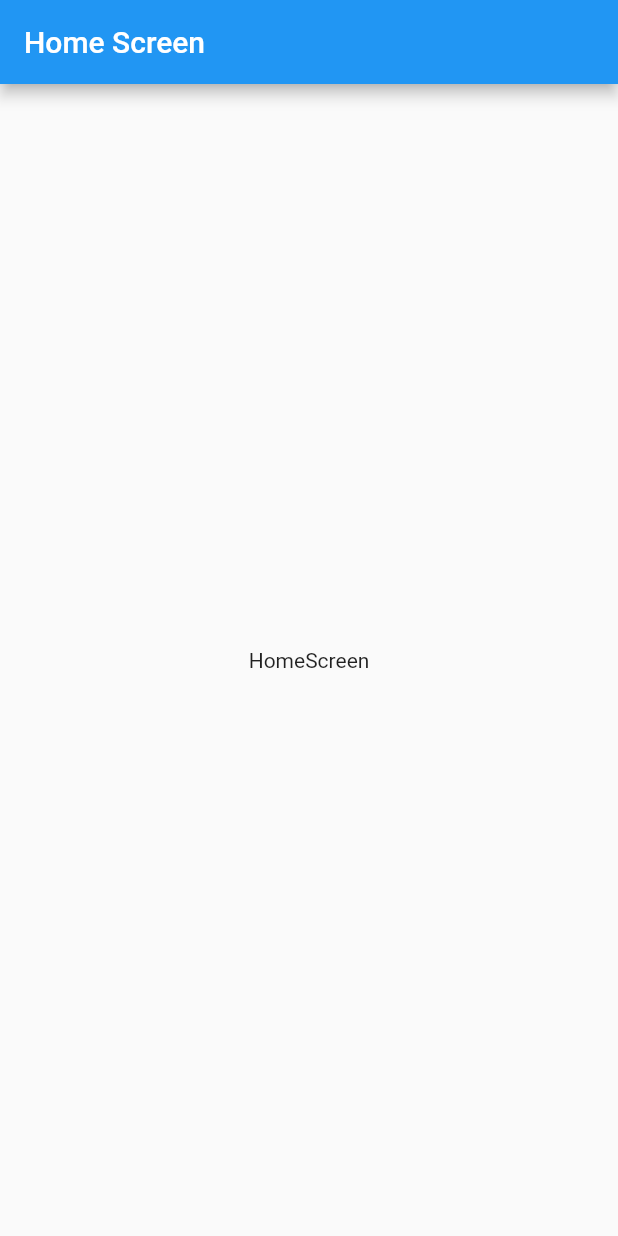
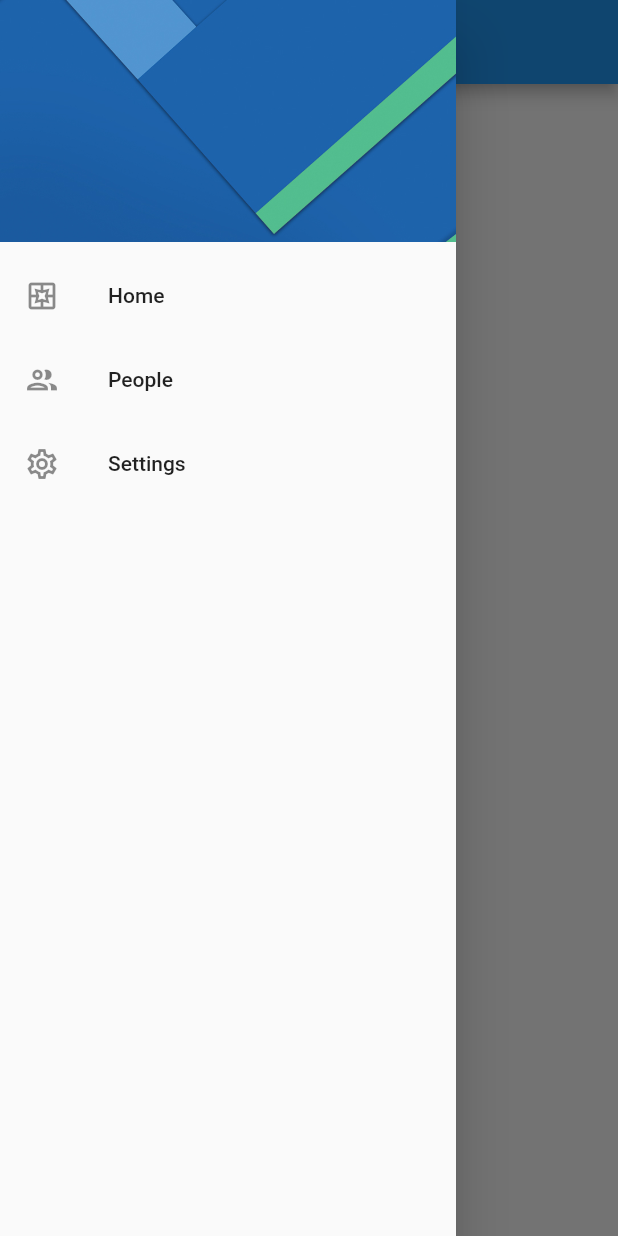
Before and after one commit to EdgarLS7/PreferenciasUsuario, a Flutter app: the screen it shows after launch, with the side drawer open (before the commit the screen has no drawer), on a phone screen of 412 x 824 dp. Run offline on Flutter 3.47's test engine with Material 2 defaults, Android fonts, the phone set to English and light mode, and no system bars.

Commit message:
Drawers Es el menu lateral

```diff
--- a/lib/screens/home_screen.dart
+++ b/lib/screens/home_screen.dart
@@ -1,5 +1,6 @@
 
 import 'package:flutter/material.dart';
+import 'package:preferencias_usuario/widgets/widgets.dart';
 
 class HomeScreen extends StatelessWidget {
 
@@ -13,6 +14,7 @@ class HomeScreen extends StatelessWidget {
       appBar: AppBar(
         title: const Text('Home Screen')
       ),
+      drawer: const MenuLateral(),
       body: const Center(
          child: Text('HomeScreen'),
       ),
--- a/lib/screens/settings_screen.dart
+++ b/lib/screens/settings_screen.dart
@@ -1,4 +1,5 @@
 import 'package:flutter/material.dart';
+import 'package:preferencias_usuario/widgets/widgets.dart';
 
 class SettingsScreen extends StatelessWidget {
 
@@ -12,6 +13,7 @@ class SettingsScreen extends StatelessWidget {
       appBar: AppBar (
         title: const Text('Setting Screen'),
       ),
+      drawer: const MenuLateral(),
       body: const Center(
          child: Text('SettingsScreen'),
       ),
--- /dev/null
+++ b/lib/widgets/menu_lateral.dart
@@ -0,0 +1,64 @@
+import 'package:flutter/material.dart';
+import 'package:preferencias_usuario/screens/screens.dart';
+
+class MenuLateral  extends StatelessWidget {
+  const MenuLateral ({Key? key}) : super(key: key);
+
+  @override
+  Widget build(BuildContext context) {
+    return Drawer(
+      child: ListView(
+        padding: EdgeInsets.zero,
+        children: [
+
+          const _DrawerHeader(),
+
+          ListTile(
+            leading: const Icon(Icons.pages_outlined),
+            title: const Text('Home'),
+            onTap: () {
+              Navigator.pushReplacementNamed(context, HomeScreen.routerName);
+
+             },
+          ),
+
+           ListTile(
+            leading: const Icon(Icons.people_outlined),
+            title: const Text('People'),
+            onTap: () {
+
+            },
+          ),
+
+          ListTile(
+            leading: const Icon(Icons.settings_outlined),
+            title: const Text('Settings'),
+            onTap: () {
+              // Navigator.pop(context);
+              Navigator.pushReplacementNamed(context, SettingsScreen.routerName);
+            },
+          ),
+        ],
+      ),
+    );
+  }
+}
+
+class _DrawerHeader extends StatelessWidget {
+  const _DrawerHeader({
+    Key? key,
+  }) : super(key: key);
+
+  @override
+  Widget build(BuildContext context) {
+    return DrawerHeader(
+      child: Container(),
+        decoration: const BoxDecoration(
+          image: DecorationImage(
+            image: AssetImage('assets/menu-img.jpg'),
+            fit: BoxFit.cover
+          )
+        ),
+    );
+  }
+}
--- /dev/null
+++ b/lib/widgets/widgets.dart
@@ -0,0 +1,2 @@
+
+export 'package:preferencias_usuario/widgets/menu_lateral.dart';
--- a/pubspec.yaml
+++ b/pubspec.yaml
@@ -58,7 +58,8 @@ flutter:
   uses-material-design: true
 
   # To add assets to your application, add an assets section, like this:
-  # assets:
+  assets:
+    - assets/
   #   - images/a_dot_burr.jpeg
   #   - images/a_dot_ham.jpeg
 
```
Also changed, not shown: assets/menu-img.jpg (added).
